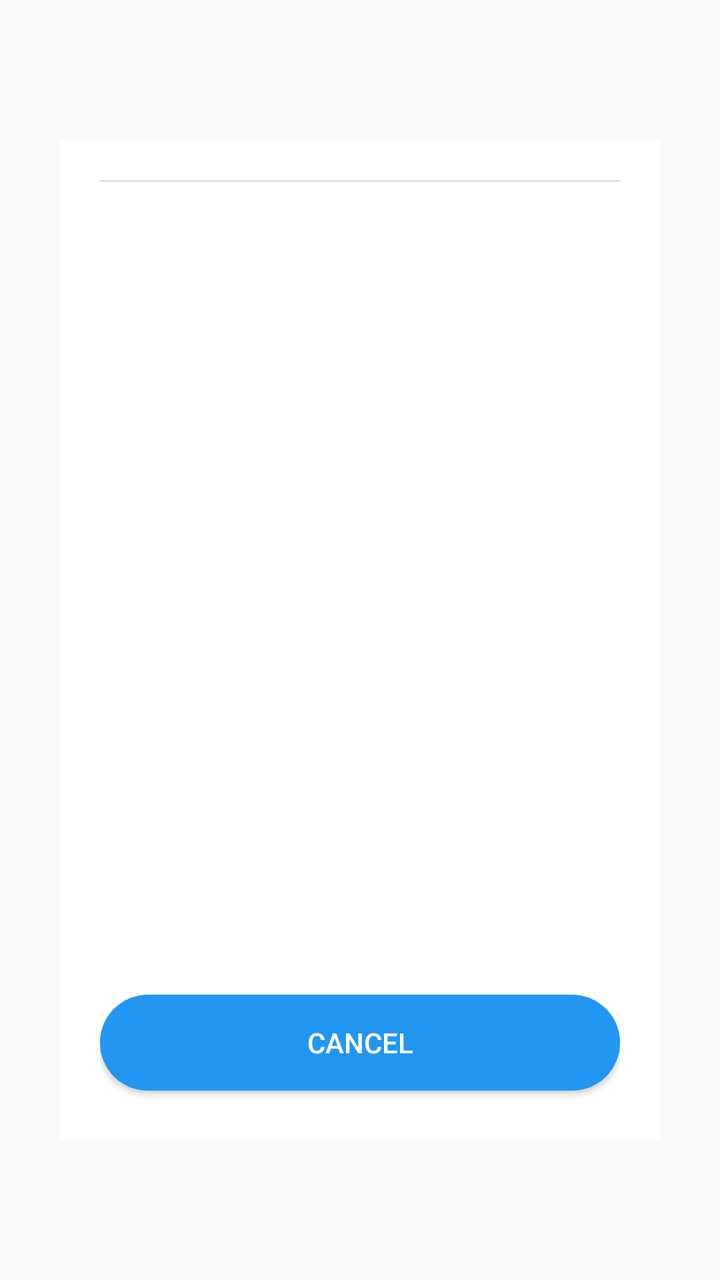
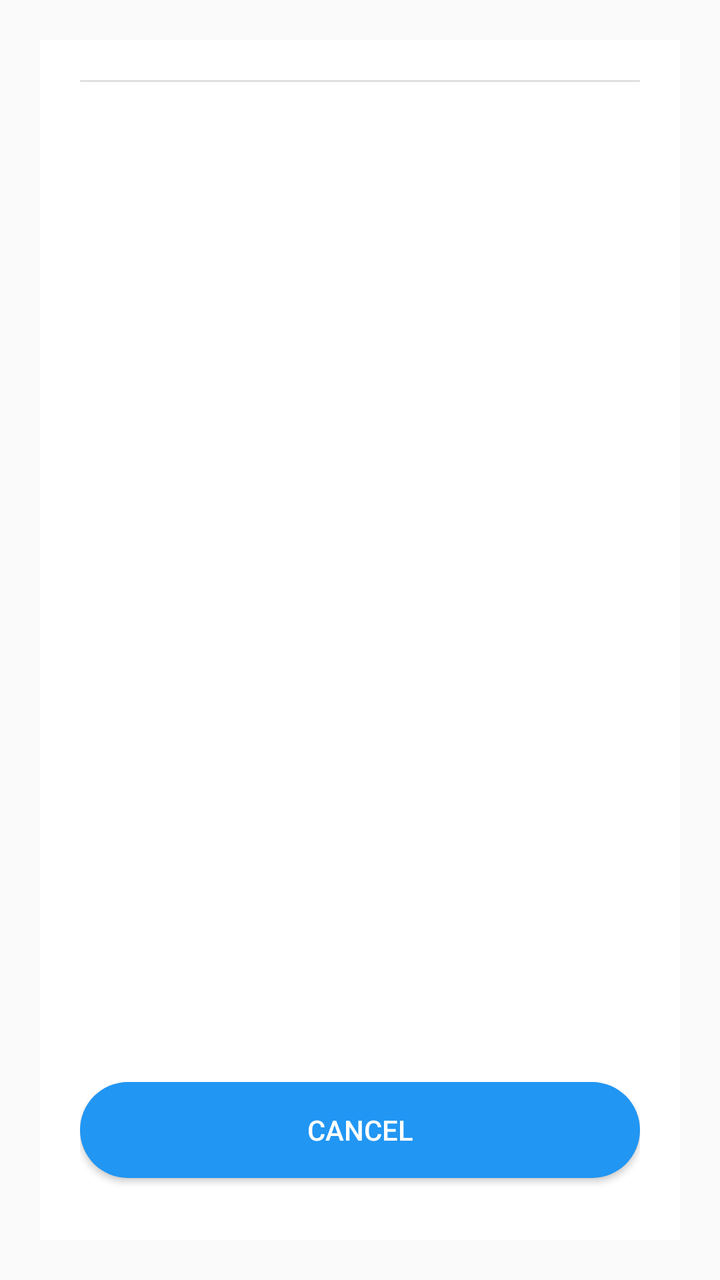

Two renders of the same Android screen: before a commit and after it. Below are the layout's source before the change and the commit's diff.
<!-- AndroidManifest.xml: application theme Theme.RoomEqualizer -->
<!-- res/layout/popup_layout_bluetooth.xml -->
<?xml version="1.0" encoding="utf-8"?>
<LinearLayout xmlns:android="http://schemas.android.com/apk/res/android"
    xmlns:app="http://schemas.android.com/apk/res-auto"
    xmlns:tools="http://schemas.android.com/tools"
    android:layout_width="match_parent"
    android:layout_height="match_parent"
    android:gravity="center"
    android:orientation="vertical">

    <LinearLayout
        android:layout_width="300dp"
        android:layout_height="500dp"
        android:background="@color/white"
        android:orientation="vertical"
        android:padding="20dp">

        <LinearLayout
            android:layout_width="match_parent"
            android:layout_height="0dp"
            android:layout_weight="7"
            android:orientation="vertical">

            <View
                android:layout_width="match_parent"
                android:layout_height="1dp"
                android:layout_marginBottom="8dp"
                android:background="#E0E0E0" />

            
            <ListView
                android:id="@+id/listViewDevices"
                android:layout_width="match_parent"
                android:layout_height="match_parent"
                android:divider="#E0E0E0"
                android:dividerHeight="1dp"
                android:scrollbars="vertical"
                tools:listitem="@android:layout/simple_list_item_1" />

        </LinearLayout>

        <LinearLayout
            android:layout_width="match_parent"
            android:layout_height="0dp"
            android:layout_marginTop="5dp"
            android:layout_weight="1"
            android:gravity="center"
            android:orientation="vertical">

            <Button
                android:id="@+id/btnCancel"
                android:layout_width="match_parent"
                android:layout_height="wrap_content"
                android:background="@drawable/bg_button"
                android:text="@string/cancel"
                android:textColor="@color/btn_text_color"
                app:backgroundTint="@null" />
        </LinearLayout>

    </LinearLayout>

</LinearLayout>
<!-- resources referenced by this layout -->
<resources>
  <color name="btn_text_color">#FFFFFFFF</color>
  <color name="white">#FFFFFFFF</color>
  <!-- drawable bg_button (drawable) -->
  <?xml version="1.0" encoding="utf-8"?>
  <selector xmlns:android="http://schemas.android.com/apk/res/android">
  
      
      <item android:state_pressed="true">
          <shape android:shape="rectangle">
              <solid android:color="#2196F3" /> 
              <corners android:radius="24dp" /> 
          </shape>
      </item>
  
      
      <item>
          <shape android:shape="rectangle">
              <solid android:color="#2196F3" /> 
              <corners android:radius="24dp" /> 
          </shape>
      </item>
  
  </selector>
  <string name="cancel">CANCEL</string>
  <style name="Theme.RoomEqualizer" parent="Theme.AppCompat.DayNight.NoActionBar">
          
          <item name="colorPrimary">@color/purple_500</item>
          <item name="colorPrimaryDark">@color/purple_700</item>
          <item name="colorAccent">@color/teal_200</item>
      </style>
  <color name="purple_500">#FF6200EE</color>
  <color name="purple_700">#FF3700B3</color>
  <color name="teal_200">#FF03DAC5</color>
</resources>

<!-- the commit's change to res/layout/popup_layout_bluetooth.xml (unified diff, before → after) -->
@@ -8,8 +8,10 @@
     android:orientation="vertical">
 
     <LinearLayout
-        android:layout_width="300dp"
-        android:layout_height="500dp"
+        android:layout_width="match_parent"
+        android:layout_height="600dp"
+        android:layout_marginLeft="20dp"
+        android:layout_marginRight="20dp"
         android:background="@color/white"
         android:orientation="vertical"
         android:padding="20dp">
